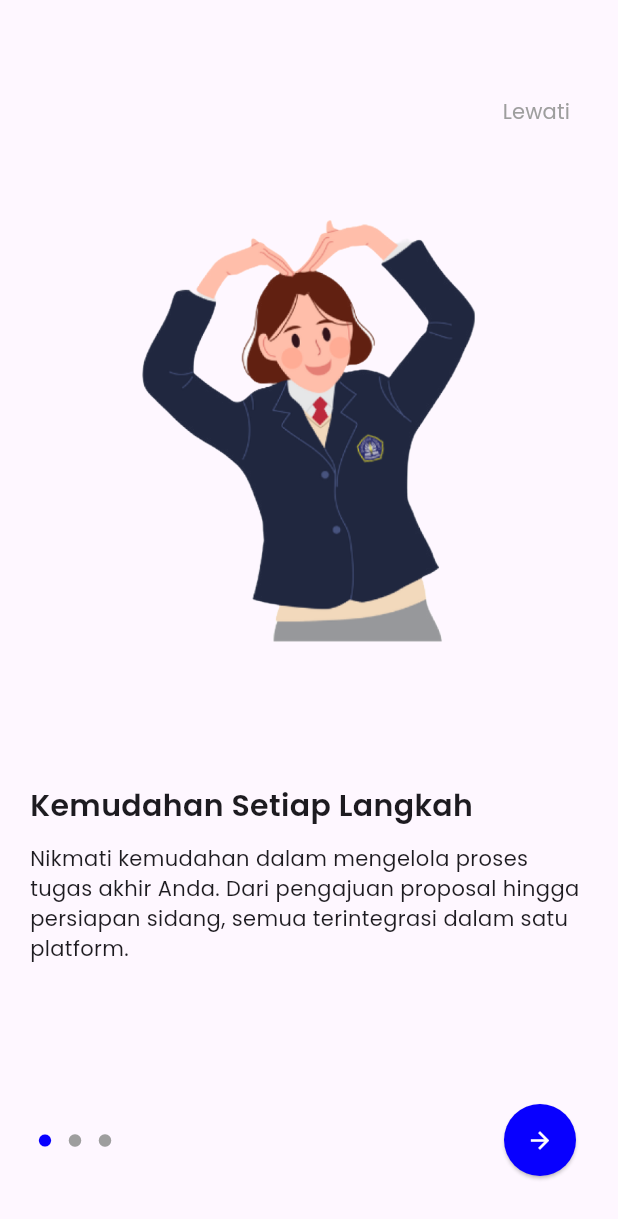
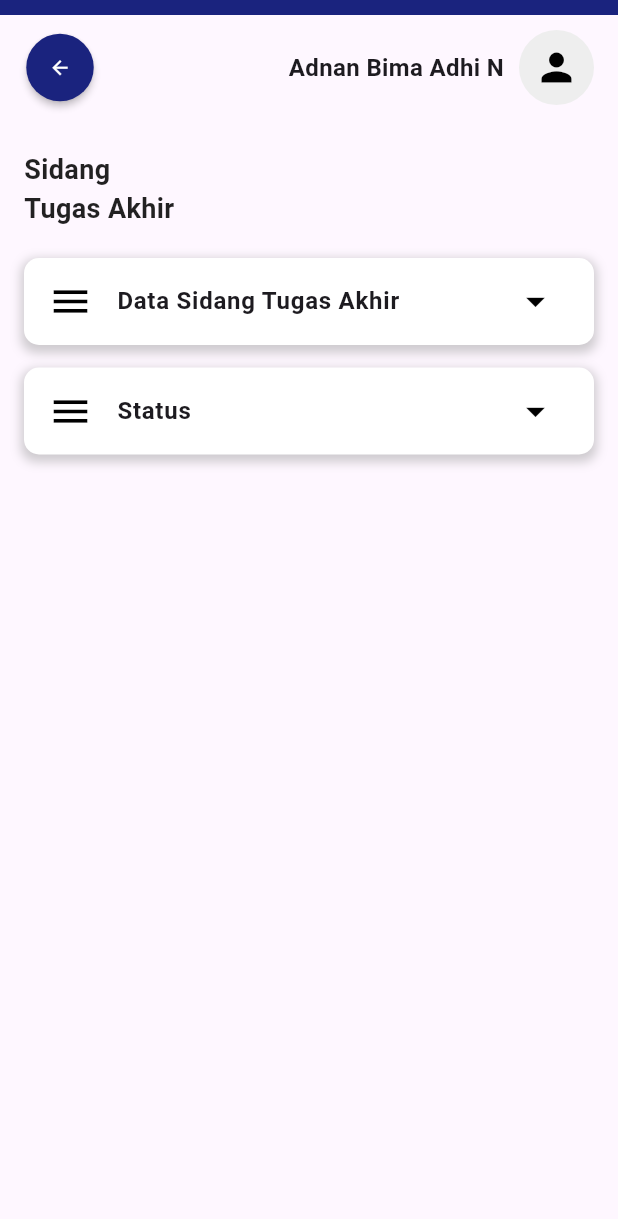
Before and after one commit to DycandX/sitama-polines-mobile, a Flutter app: the screen it shows after launch, on a phone screen of 412 x 824 dp. Shown: the top 1219 px of the screen. Run offline on Flutter 3.47's test engine with Material 3 defaults, Android fonts, the light colour scheme and no system bars.

Commit message:
menambahkan module sidang tugas akhir -anin

```diff
--- a/lib/main.dart
+++ b/lib/main.dart
@@ -1,5 +1,6 @@
 import 'package:flutter/material.dart';
 import 'package:pbl_sitama/modules/02_login/login_page.dart';
+import 'package:pbl_sitama/modules/07_sidang_tugas_akhir/sidang_ta_screen.dart';
 
 void main() => runApp(const MyApp());
 
@@ -8,9 +9,9 @@ class MyApp extends StatelessWidget {
 
   @override
   Widget build(BuildContext context) {
-    return const MaterialApp(
+    return MaterialApp(
       debugShowCheckedModeBanner: false,
-      home: WelcomePage(),
+      home: SidangScreen(),
     );
   }
 }
--- a/lib/modules/07_sidang_tugas_akhir/sidang_ta_screen.dart
+++ b/lib/modules/07_sidang_tugas_akhir/sidang_ta_screen.dart
@@ -0,0 +1,200 @@
+// ignore_for_file: use_key_in_widget_constructors, prefer_const_constructors, sort_child_properties_last, prefer_const_constructors_in_immutables, library_private_types_in_public_api
+
+import 'package:flutter/material.dart';
+
+void main() {
+  runApp(MyApp());
+}
+
+class MyApp extends StatelessWidget {
+  @override
+  Widget build(BuildContext context) {
+    return MaterialApp(
+      debugShowCheckedModeBanner: false,
+      home: SidangScreen(),
+    );
+  }
+}
+
+class SidangScreen extends StatefulWidget {
+  @override
+  _SidangScreenState createState() => _SidangScreenState();
+}
+
+class _SidangScreenState extends State<SidangScreen> {
+  @override
+  Widget build(BuildContext context) {
+    return Scaffold(
+      appBar: AppBar(
+        leadingWidth: 10,
+        toolbarHeight: 10,
+        backgroundColor: Colors.indigo[900],
+      ),
+      body: SingleChildScrollView(
+        padding: const EdgeInsets.symmetric(horizontal: 16.0, vertical: 10.0),
+        child: Column(
+          crossAxisAlignment: CrossAxisAlignment.start,
+          children: [
+            Row(
+              children: [
+                Transform.translate(
+                  offset: Offset(-20, 0),
+                  child: RawMaterialButton(
+                    onPressed: () {
+                      Navigator.pop(context);
+                    },
+                    elevation: 2.0,
+                    fillColor: Colors.indigo[900],
+                    child: Icon(
+                      Icons.arrow_back,
+                      size: 15.0,
+                      color: Colors.white,
+                    ),
+                    padding: EdgeInsets.all(15.0),
+                    shape: CircleBorder(),
+                  ),
+                ),
+                Spacer(),
+                Row(
+                  children: [
+                    SizedBox(width: 30),
+                    Text(
+                      'Adnan Bima Adhi N',
+                      style: TextStyle(
+                          fontWeight: FontWeight.bold, fontSize: 16),
+                    ),
+                    SizedBox(width: 10),
+                    CircleAvatar(
+                      radius: 25,
+                      backgroundColor: Colors.grey[200],
+                      child: Icon(Icons.person, size: 30, color: Colors.black),
+                    ),
+                  ],
+                ),
+              ],
+            ),
+            SizedBox(height: 30),
+            Text(
+              'Sidang',
+              style: TextStyle(
+                  fontSize: 18,
+                  fontWeight: FontWeight.bold,
+                  color: Colors.black87),
+            ),
+            Text(
+              'Tugas Akhir',
+              style: TextStyle(
+                  fontSize: 18,
+                  fontWeight: FontWeight.bold,
+                  color: Colors.black87),
+            ),
+            SizedBox(height: 20),
+            CustomExpansionCard(
+              title: 'Data Sidang Tugas Akhir',
+              children: [
+                Padding(
+                  padding: const EdgeInsets.symmetric(
+                      horizontal: 16.0, vertical: 8.0),
+                  child: Column(
+                    children: [
+                      CustomTextField(label: 'Pembimbing 1', isEditable: false),
+                      SizedBox(height: 10),
+                      CustomTextField(label: 'Pembimbing 2', isEditable: false),
+                      SizedBox(height: 10),
+                      CustomTextField(label: 'Penguji', placeholderText: 'Belum Di Plotting'),
+                      SizedBox(height: 10),
+                      CustomTextField(label: 'Sekretaris', placeholderText: 'Belum Di Plotting'),
+                      SizedBox(height: 10),
+                      CustomTextField(label: 'Tahun Akademik', isEditable: false),
+                      SizedBox(height: 10),
+                      CustomTextField(label: 'Judul Tugas Akhir', maxLines: 2, isEditable: false),
+                    ],
+                  ),
+                ),
+              ],
+            ),
+            SizedBox(height: 15),
+            CustomExpansionCard(
+              title: 'Status',
+              children: [
+                Padding(
+                  padding: const EdgeInsets.symmetric(
+                      horizontal: 16.0, vertical: 8.0),
+                  child: Column(
+                    children: [
+                      CustomTextField(label: 'Hari/Tanggal', isEditable: false),
+                      SizedBox(height: 10),
+                      CustomTextField(label: 'Ruangan', isEditable: false),
+                      SizedBox(height: 10),
+                      CustomTextField(label: 'Sesi', isEditable: false),
+                      SizedBox(height: 10),
+                      CustomTextField(label: 'Status Sidang', placeholderText: 'Belum melaksanakan sidang'),
+                    ],
+                  ),
+                ),
+              ],
+            ),
+          ],
+        ),
+      ),
+    );
+  }
+}
+
+class CustomExpansionCard extends StatelessWidget {
+  final String title;
+  final List<Widget> children;
+
+  CustomExpansionCard({required this.title, required this.children});
+
+  @override
+  Widget build(BuildContext context) {
+    return Container(
+      decoration: BoxDecoration(
+        color: Colors.white,
+        borderRadius: BorderRadius.circular(10),
+        boxShadow: [
+          BoxShadow(
+            color: Colors.grey.withOpacity(0.5),
+            spreadRadius: 2,
+            blurRadius: 5,
+            offset: Offset(0, 3),
+          ),
+        ],
+      ),
+      child: ExpansionTile(
+        leading: Icon(Icons.menu, size: 30, color: Colors.black),
+        title: Text(
+          title,
+          style: TextStyle(fontSize: 16, fontWeight: FontWeight.bold),
+        ),
+        children: children,
+        trailing: Icon(Icons.arrow_drop_down, size: 30, color: Colors.black),
+      ),
+    );
+  }
+}
+
+class CustomTextField extends StatelessWidget {
+  final String label;
+  final int maxLines;
+  final String? placeholderText;
+  final bool isEditable;
+
+  CustomTextField({required this.label, this.maxLines = 1, this.placeholderText, this.isEditable = true});
+
+  @override
+  Widget build(BuildContext context) {
+    bool isPlaceholder = placeholderText != null;
+    return TextField(
+      maxLines: maxLines,
+      readOnly: !isEditable || isPlaceholder,
+      controller: isPlaceholder ? TextEditingController(text: placeholderText) : null,
+      style: isPlaceholder ? TextStyle(fontStyle: FontStyle.italic, color: Colors.red) : null,
+      decoration: InputDecoration(
+        labelText: label,
+        border: OutlineInputBorder(),
+      ),
+    );
+  }
+}
```
